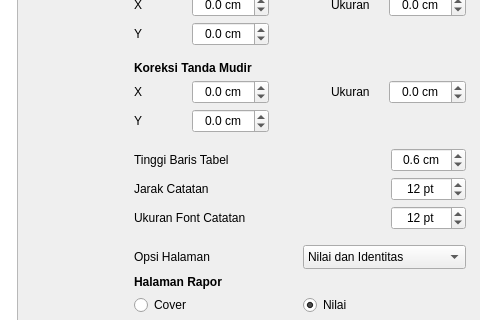
asjach/db_app, file ui/sources/page_cetak_rapor.ui: the form before one commit; both pictures show x 337 to 817 and y 218 to 538 of the 817 by 769 pixel window.
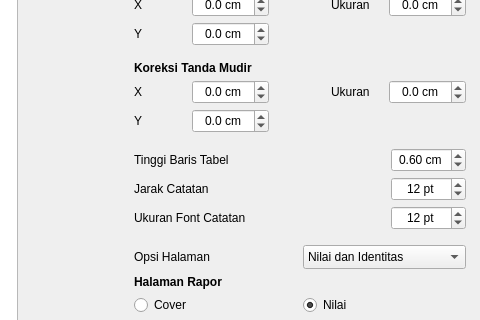
The form after the commit.

The edit to the form file:
```diff
--- a/ui/sources/page_cetak_rapor.ui
+++ b/ui/sources/page_cetak_rapor.ui
@@ -473,7 +473,7 @@
                <string> cm</string>
               </property>
               <property name="decimals">
-               <number>1</number>
+               <number>2</number>
               </property>
               <property name="maximum">
                <double>2.000000000000000</double>
```
